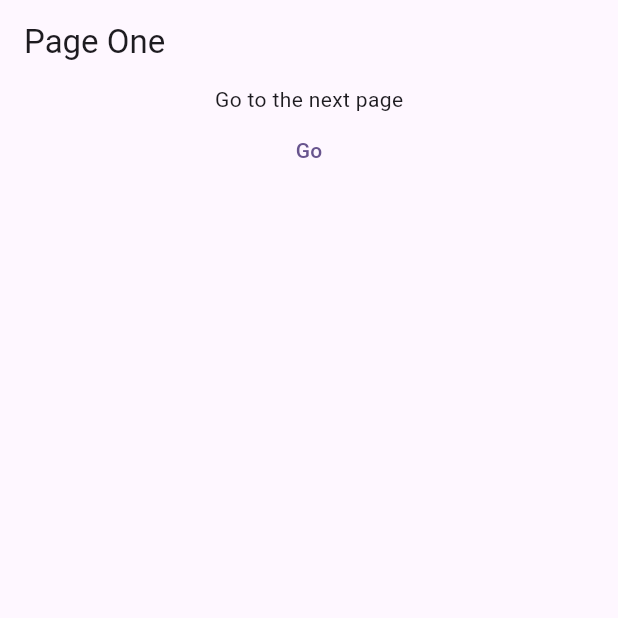
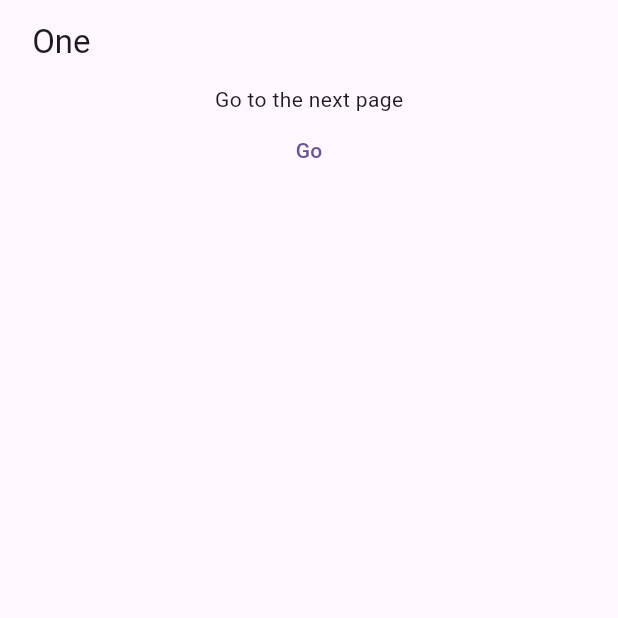
Before and after one commit to abo1od/responsive, a Flutter app: the screen it shows after launch, on a phone screen of 412 x 824 dp, the top half of it. Run offline on Flutter 3.47's test engine with Material 2 defaults, Android fonts, the phone set to English and light mode, and no system bars; our stand-ins replace get.

Commit message:
secode page one

```diff
--- a/lib/view/rout_mangement/pageOne.dart
+++ b/lib/view/rout_mangement/pageOne.dart
@@ -8,13 +8,14 @@ class PageOne extends StatelessWidget {
   @override
   Widget build(BuildContext context) {
     return Scaffold(
-      appBar: AppBar(title: Text('Page One')),
+      appBar: AppBar(title: Text(' One')),
       body: Column(
         children: [
           const Center(child: Text('Go to the next page')),
-          TextButton(onPressed: (){
-            Get.to(PageTwo());
-          },
+          TextButton(
+              onPressed: () {
+                Get.to(PageTwo());
+              },
               child: Text('Go'))
         ],
       ),
```
